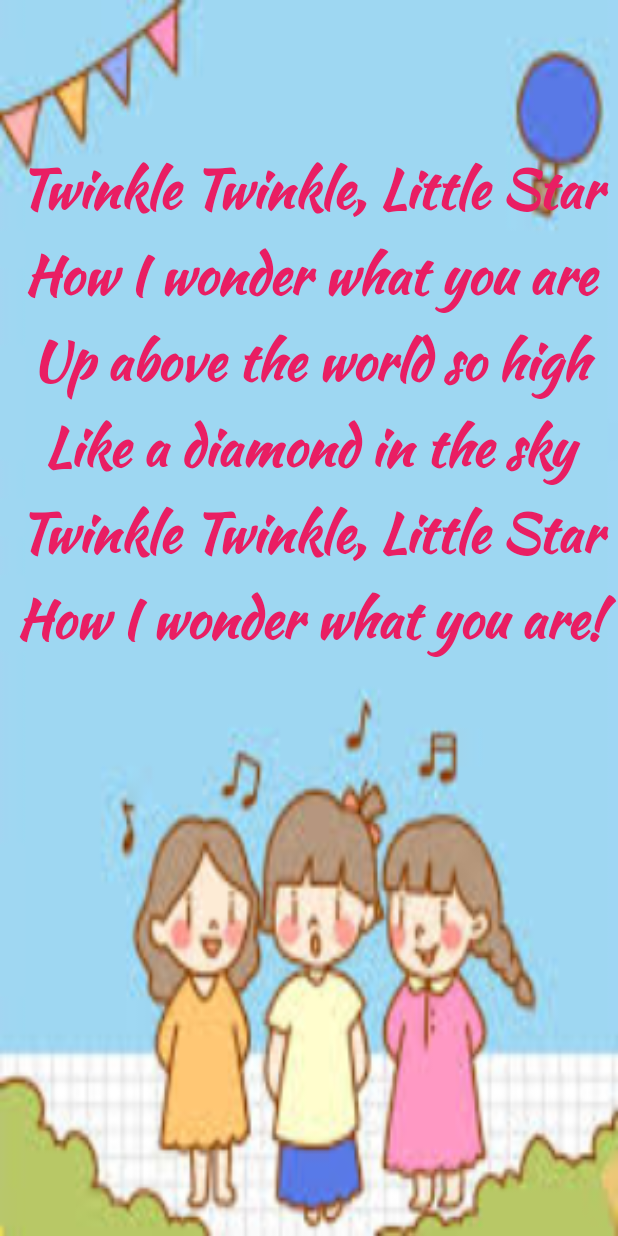
After one commit to farran-777/Poem_App, an Android app: the twinkle_star screen opened directly, with no data from a screen before it, on a phone screen of 412 x 824 dp. The commit adds this screen. Run offline under Robolectric (Android 15) with nearby library versions, the phone set to English and light mode, and no system bars.

Commit message:
commit status

```diff
--- /dev/null
+++ b/app/src/main/java/com/example/poem/twinkle_star.java
@@ -0,0 +1,24 @@
+package com.example.poem;
+
+import android.os.Bundle;
+
+import androidx.activity.EdgeToEdge;
+import androidx.appcompat.app.AppCompatActivity;
+import androidx.core.graphics.Insets;
+import androidx.core.view.ViewCompat;
+import androidx.core.view.WindowInsetsCompat;
+
+public class twinkle_star extends AppCompatActivity {
+
+    @Override
+    protected void onCreate(Bundle savedInstanceState) {
+        super.onCreate(savedInstanceState);
+        EdgeToEdge.enable(this);
+        setContentView(R.layout.activity_twinkle_star);
+        ViewCompat.setOnApplyWindowInsetsListener(findViewById(R.id.main), (v, insets) -> {
+            Insets systemBars = insets.getInsets(WindowInsetsCompat.Type.systemBars());
+            v.setPadding(systemBars.left, systemBars.top, systemBars.right, systemBars.bottom);
+            return insets;
+        });
+    }
+}
--- a/app/src/main/res/layout/activity_main_screen.xml
+++ b/app/src/main/res/layout/activity_main_screen.xml
@@ -41,6 +41,7 @@
         app:cardBackgroundColor="@color/white"
         app:cardCornerRadius="20dp"
         app:cardElevation="4dp"
+        android:id="@+id/card_sheep"
         android:backgroundTint="#B9F2B3">
 
         <LinearLayout
@@ -52,7 +53,6 @@
             <TextView
                 android:layout_width="match_parent"
                 android:layout_height="wrap_content"
-
                 android:drawableStart="@drawable/sheep_vector"
                  />
 
@@ -61,6 +61,7 @@
         <androidx.cardview.widget.CardView
             android:layout_width="165dp"
             android:layout_height="165dp"
+            android:id="@+id/card_star"
             android:layout_margin="10dp"
             android:layout_gravity="center"
             app:cardBackgroundColor="@color/white"
@@ -77,6 +78,7 @@
                 <TextView
                     android:layout_width="match_parent"
                     android:layout_height="wrap_content"
+
                     android:drawableStart="@drawable/star"
                     />
 
--- /dev/null
+++ b/app/src/main/res/layout/activity_twinkle_star.xml
@@ -0,0 +1,76 @@
+<?xml version="1.0" encoding="utf-8"?>
+<LinearLayout xmlns:android="http://schemas.android.com/apk/res/android"
+    xmlns:app="http://schemas.android.com/apk/res-auto"
+    xmlns:tools="http://schemas.android.com/tools"
+    android:id="@+id/main"
+    android:layout_width="match_parent"
+    android:layout_height="match_parent"
+    tools:context=".twinkle_star"
+    android:orientation="vertical"
+    android:background="@drawable/bg2"
+    >
+    <TextView
+        android:layout_marginTop="100sp"
+        android:layout_width="match_parent"
+        android:layout_height="wrap_content"
+        android:text="Twinkle Twinkle, Little Star"
+        android:textSize="35dp"
+        android:gravity="center"
+        android:textStyle="bold"
+        android:fontFamily="@font/kaushanscript_regular"
+        android:textColor="#E91E63"/>
+    <TextView
+        android:layout_marginTop="5dp"
+        android:layout_width="match_parent"
+        android:layout_height="wrap_content"
+        android:text="How I wonder what you are"
+        android:textSize="35dp"
+        android:gravity="center"
+        android:textStyle="bold"
+        android:fontFamily="@font/kaushanscript_regular"
+        android:textColor="#E91E63"/>
+    <TextView
+        android:layout_marginTop="5dp"
+        android:layout_width="match_parent"
+        android:layout_height="wrap_content"
+        android:text="Up above the world so high"
+        android:textSize="35dp"
+        android:gravity="center"
+        android:textStyle="bold"
+        android:fontFamily="@font/kaushanscript_regular"
+        android:textColor="#E91E63"/>
+    <TextView
+        android:layout_marginTop="5dp"
+        android:layout_width="match_parent"
+        android:layout_height="wrap_content"
+        android:text="Like a diamond in the sky"
+        android:textSize="35dp"
+        android:gravity="center"
+        android:textStyle="bold"
+        android:fontFamily="@font/kaushanscript_regular"
+        android:textColor="#E91E63"/>
+    <TextView
+        android:layout_marginTop="5dp"
+        android:layout_width="match_parent"
+        android:layout_height="wrap_content"
+        android:text="Twinkle Twinkle, Little Star"
+        android:textSize="35dp"
+        android:gravity="center"
+        android:textStyle="bold"
+        android:fontFamily="@font/kaushanscript_regular"
+        android:textColor="#E91E63"/>
+    <TextView
+        android:layout_marginTop="5dp"
+    android:layout_width="match_parent"
+    android:layout_height="wrap_content"
+    android:text="How I wonder what you are!"
+    android:textSize="35dp"
+    android:gravity="center"
+    android:textStyle="bold"
+    android:fontFamily="@font/kaushanscript_regular"
+    android:textColor="#E91E63"    />
+
+
+
+
+</LinearLayout>
```
Also changed, not shown: app/src/main/AndroidManifest.xml (+7 -2 lines), app/src/main/java/com/example/poem/MainScreen.java (+24 -11 lines), app/src/main/java/com/example/poem/Sheep.java (added, +24 -0 lines), app/src/main/res/layout/activity_sheep.xml (added, +34 -0 lines), app/src/main/res/drawable/bg1.jpeg, app/src/main/res/drawable/bg2.jpeg (added), app/src/main/res/drawable/bg3.jpeg (added), app/src/main/res/drawable/bgsheep.jpg (added), app/src/main/res/drawable/star_bg.jpeg (added), app/src/main/res/drawable/star_bg_2.jpeg (added), app/src/main/res/drawable/starbg.jpeg (added), app/src/main/res/drawable/starbg1.jpeg (added).
